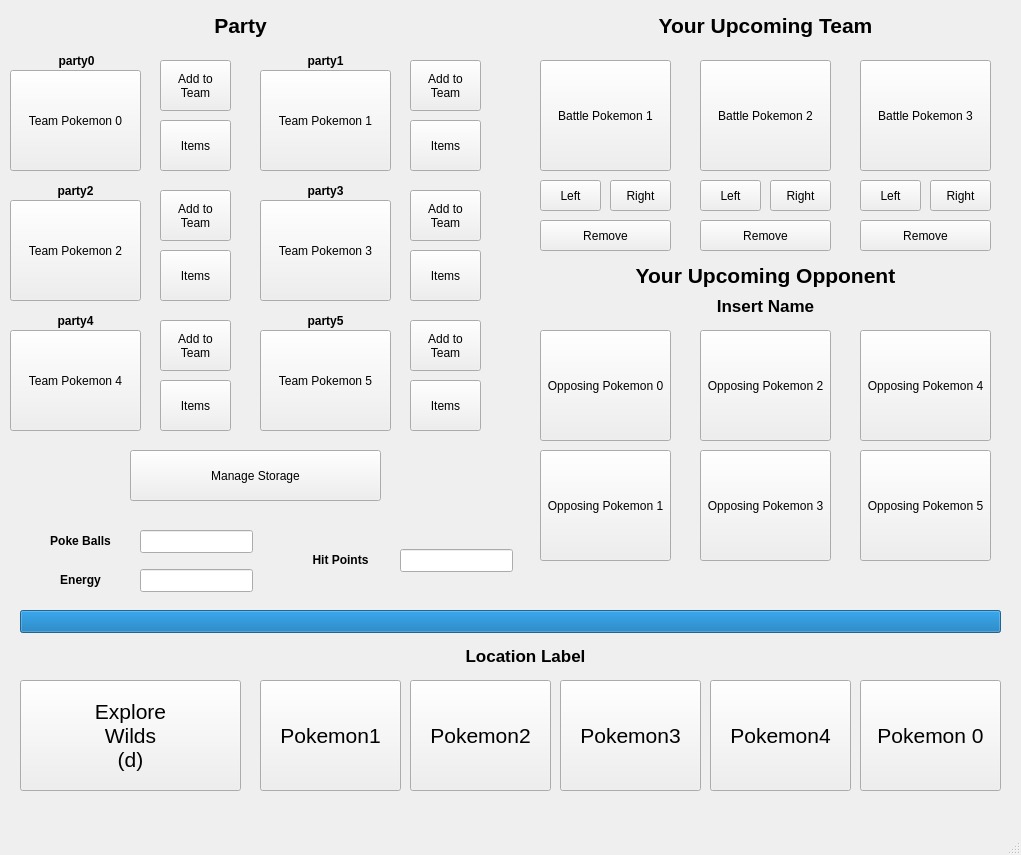
Qt form client/qtassets/battlewindow.ui (chillymango/autobattler_demo) before a commit.
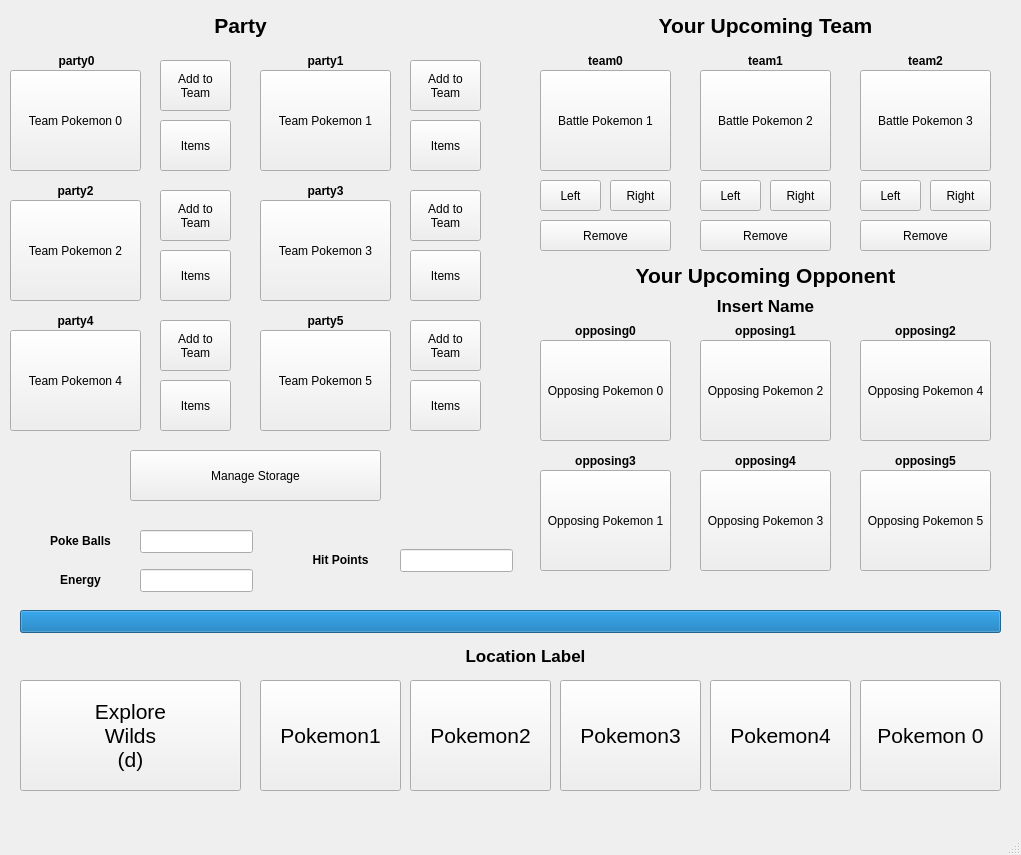
The same form after that commit.

Commit message: update label text for pokemon buttons

The edit to the form file:
```diff
--- a/client/qtassets/battlewindow.ui
+++ b/client/qtassets/battlewindow.ui
@@ -147,9 +147,9 @@
     <property name="geometry">
      <rect>
       <x>540</x>
-      <y>60</y>
+      <y>70</y>
       <width>131</width>
-      <height>111</height>
+      <height>101</height>
      </rect>
     </property>
     <property name="text">
@@ -206,9 +206,9 @@
     <property name="geometry">
      <rect>
       <x>540</x>
-      <y>450</y>
+      <y>470</y>
       <width>131</width>
-      <height>111</height>
+      <height>101</height>
      </rect>
     </property>
     <property name="text">
@@ -219,9 +219,9 @@
     <property name="geometry">
      <rect>
       <x>700</x>
-      <y>330</y>
+      <y>340</y>
       <width>131</width>
-      <height>111</height>
+      <height>101</height>
      </rect>
     </property>
     <property name="text">
@@ -232,9 +232,9 @@
     <property name="geometry">
      <rect>
       <x>700</x>
-      <y>450</y>
+      <y>470</y>
       <width>131</width>
-      <height>111</height>
+      <height>101</height>
      </rect>
     </property>
     <property name="text">
@@ -245,9 +245,9 @@
     <property name="geometry">
      <rect>
       <x>860</x>
-      <y>330</y>
+      <y>340</y>
       <width>131</width>
-      <height>111</height>
+      <height>101</height>
      </rect>
     </property>
     <property name="text">
@@ -258,9 +258,9 @@
     <property name="geometry">
      <rect>
       <x>860</x>
-      <y>450</y>
+      <y>470</y>
       <width>131</width>
-      <height>111</height>
+      <height>101</height>
      </rect>
     </property>
     <property name="text">
@@ -271,9 +271,9 @@
     <property name="geometry">
      <rect>
       <x>700</x>
-      <y>60</y>
+      <y>70</y>
       <width>131</width>
-      <height>111</height>
+      <height>101</height>
      </rect>
     </property>
     <property name="text">
@@ -284,9 +284,9 @@
     <property name="geometry">
      <rect>
       <x>860</x>
-      <y>60</y>
+      <y>70</y>
       <width>131</width>
-      <height>111</height>
+      <height>101</height>
      </rect>
     </property>
     <property name="text">
@@ -437,9 +437,9 @@
     <property name="geometry">
      <rect>
       <x>540</x>
-      <y>330</y>
+      <y>340</y>
       <width>131</width>
-      <height>111</height>
+      <height>101</height>
      </rect>
     </property>
     <property name="text">
@@ -995,6 +995,204 @@
      <set>Qt::AlignCenter</set>
     </property>
    </widget>
+   <widget class="QLabel" name="teamLabel0">
+    <property name="geometry">
+     <rect>
+      <x>545</x>
+      <y>50</y>
+      <width>121</width>
+      <height>21</height>
+     </rect>
+    </property>
+    <property name="font">
+     <font>
+      <weight>75</weight>
+      <bold>true</bold>
+     </font>
+    </property>
+    <property name="text">
+     <string>team0</string>
+    </property>
+    <property name="alignment">
+     <set>Qt::AlignCenter</set>
+    </property>
+   </widget>
+   <widget class="QLabel" name="teamLabel1">
+    <property name="geometry">
+     <rect>
+      <x>705</x>
+      <y>50</y>
+      <width>121</width>
+      <height>21</height>
+     </rect>
+    </property>
+    <property name="font">
+     <font>
+      <weight>75</weight>
+      <bold>true</bold>
+     </font>
+    </property>
+    <property name="text">
+     <string>team1</string>
+    </property>
+    <property name="alignment">
+     <set>Qt::AlignCenter</set>
+    </property>
+   </widget>
+   <widget class="QLabel" name="teamLabel2">
+    <property name="geometry">
+     <rect>
+      <x>865</x>
+      <y>50</y>
+      <width>121</width>
+      <height>21</height>
+     </rect>
+    </property>
+    <property name="font">
+     <font>
+      <weight>75</weight>
+      <bold>true</bold>
+     </font>
+    </property>
+    <property name="text">
+     <string>team2</string>
+    </property>
+    <property name="alignment">
+     <set>Qt::AlignCenter</set>
+    </property>
+   </widget>
+   <widget class="QLabel" name="opposingLabel0">
+    <property name="geometry">
+     <rect>
+      <x>545</x>
+      <y>320</y>
+      <width>121</width>
+      <height>21</height>
+     </rect>
+    </property>
+    <property name="font">
+     <font>
+      <weight>75</weight>
+      <bold>true</bold>
+     </font>
+    </property>
+    <property name="text">
+     <string>opposing0</string>
+    </property>
+    <property name="alignment">
+     <set>Qt::AlignCenter</set>
+    </property>
+   </widget>
+   <widget class="QLabel" name="opposingLabel1">
+    <property name="geometry">
+     <rect>
+      <x>705</x>
+      <y>320</y>
+      <width>121</width>
+      <height>21</height>
+     </rect>
+    </property>
+    <property name="font">
+     <font>
+      <weight>75</weight>
+      <bold>true</bold>
+     </font>
+    </property>
+    <property name="text">
+     <string>opposing1</string>
+    </property>
+    <property name="alignment">
+     <set>Qt::AlignCenter</set>
+    </property>
+   </widget>
+   <widget class="QLabel" name="opposingLabel2">
+    <property name="geometry">
+     <rect>
+      <x>865</x>
+      <y>320</y>
+      <width>121</width>
+      <height>21</height>
+     </rect>
+    </property>
+    <property name="font">
+     <font>
+      <weight>75</weight>
+      <bold>true</bold>
+     </font>
+    </property>
+    <property name="text">
+     <string>opposing2</string>
+    </property>
+    <property name="alignment">
+     <set>Qt::AlignCenter</set>
+    </property>
+   </widget>
+   <widget class="QLabel" name="opposingLabel5">
+    <property name="geometry">
+     <rect>
+      <x>865</x>
+      <y>450</y>
+      <width>121</width>
+      <height>21</height>
+     </rect>
+    </property>
+    <property name="font">
+     <font>
+      <weight>75</weight>
+      <bold>true</bold>
+     </font>
+    </property>
+    <property name="text">
+     <string>opposing5</string>
+    </property>
+    <property name="alignment">
+     <set>Qt::AlignCenter</set>
+    </property>
+   </widget>
+   <widget class="QLabel" name="opposingLabel3">
+    <property name="geometry">
+     <rect>
+      <x>545</x>
+      <y>450</y>
+      <width>121</width>
+      <height>21</height>
+     </rect>
+    </property>
+    <property name="font">
+     <font>
+      <weight>75</weight>
+      <bold>true</bold>
+     </font>
+    </property>
+    <property name="text">
+     <string>opposing3</string>
+    </property>
+    <property name="alignment">
+     <set>Qt::AlignCenter</set>
+    </property>
+   </widget>
+   <widget class="QLabel" name="opposingLabel4">
+    <property name="geometry">
+     <rect>
+      <x>705</x>
+      <y>450</y>
+      <width>121</width>
+      <height>21</height>
+     </rect>
+    </property>
+    <property name="font">
+     <font>
+      <weight>75</weight>
+      <bold>true</bold>
+     </font>
+    </property>
+    <property name="text">
+     <string>opposing4</string>
+    </property>
+    <property name="alignment">
+     <set>Qt::AlignCenter</set>
+    </property>
+   </widget>
   </widget>
   <widget class="QMenuBar" name="menubar">
    <property name="geometry">
```
The commit also changes 1 other file.
